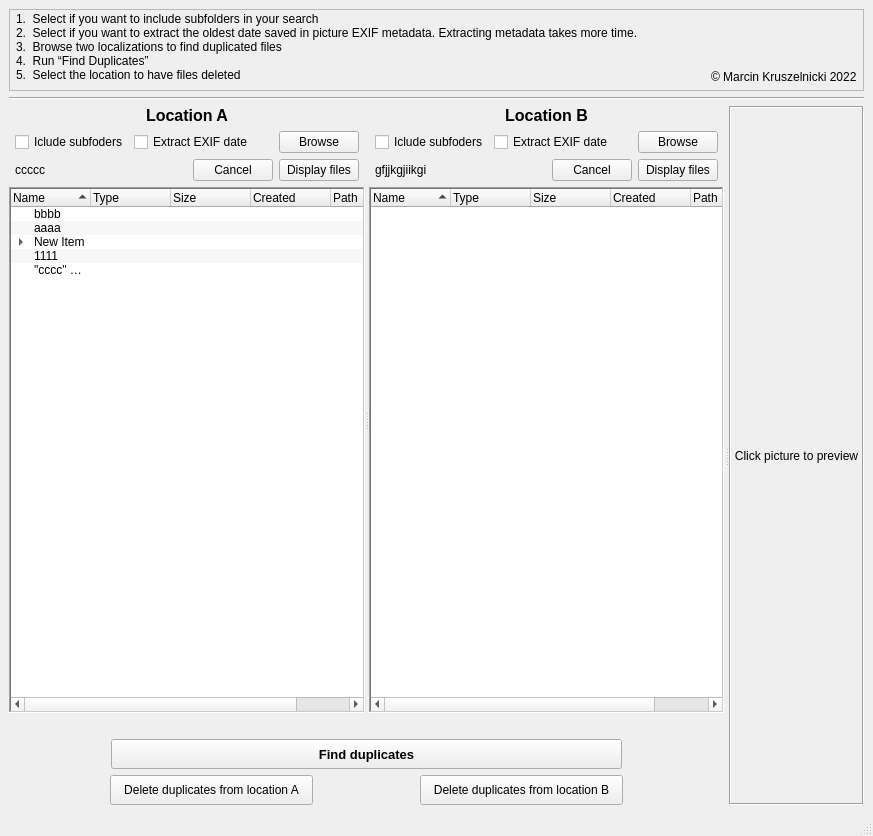
Old version of the form GUI.ui in the repository Zwornik/2202_File_manag.
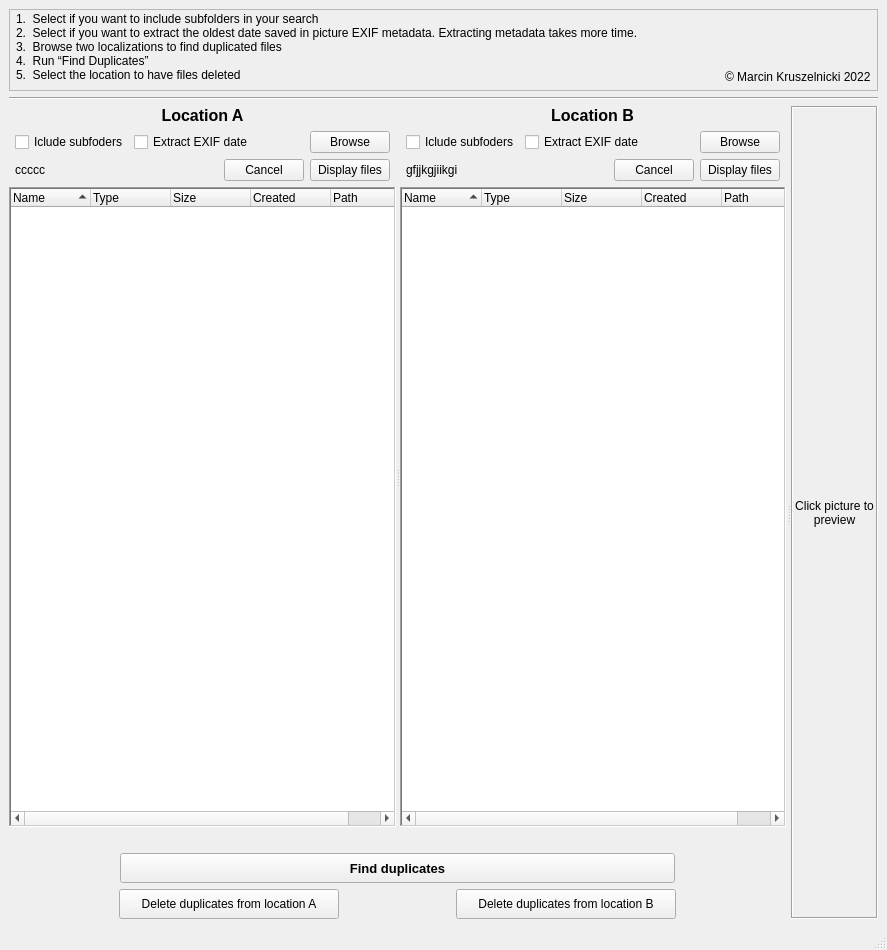
New version of the form.

Commit message: info dialog added, two folders selected condition added, cancel buttons fixed

```diff
--- a/GUI.ui
+++ b/GUI.ui
@@ -9,8 +9,8 @@
    <rect>
     <x>0</x>
     <y>0</y>
-    <width>873</width>
-    <height>836</height>
+    <width>887</width>
+    <height>950</height>
    </rect>
   </property>
   <property name="sizePolicy">
@@ -133,7 +133,10 @@
        </sizepolicy>
       </property>
       <property name="autoFillBackground">
-       <bool>true</bool>
+       <bool>false</bool>
+      </property>
+      <property name="frameShape">
+       <enum>QFrame::NoFrame</enum>
       </property>
       <property name="orientation">
        <enum>Qt::Horizontal</enum>
@@ -470,63 +473,6 @@
                 <string>Path</string>
                </property>
               </column>
-              <item>
-               <property name="text">
-                <string>New Item</string>
-               </property>
-               <property name="text">
-                <string/>
-               </property>
-               <property name="text">
-                <string/>
-               </property>
-               <property name="text">
-                <string/>
-               </property>
-               <property name="text">
-                <string/>
-               </property>
-               <item>
-                <property name="text">
-                 <string>New Subitem</string>
-                </property>
-                <property name="text">
-                 <string/>
-                </property>
-                <property name="text">
-                 <string/>
-                </property>
-                <property name="text">
-                 <string/>
-                </property>
-                <property name="text">
-                 <string/>
-                </property>
-               </item>
-              </item>
-              <item>
-               <property name="text">
-                <string>bbbb</string>
-               </property>
-              </item>
-              <item>
-               <property name="text">
-                <string>aaaa</string>
-               </property>
-              </item>
-              <item>
-               <property name="text">
-                <string>1111</string>
-               </property>
-              </item>
-              <item>
-               <property name="text">
-                <string>&quot;cccc&quot; &quot;dup&quot;</string>
-               </property>
-               <property name="textAlignment">
-                <set>AlignTrailing|AlignVCenter</set>
-               </property>
-              </item>
              </widget>
             </item>
             <item>
@@ -973,7 +919,7 @@
        </property>
        <property name="minimumSize">
         <size>
-         <width>135</width>
+         <width>80</width>
          <height>0</height>
         </size>
        </property>
@@ -992,6 +938,9 @@
        <property name="alignment">
         <set>Qt::AlignCenter</set>
        </property>
+       <property name="wordWrap">
+        <bool>true</bool>
+       </property>
       </widget>
      </widget>
     </item>
```
Left out of the diff: 9 changed lines with no effect on the pictures. The commit also changes 3 other files.
